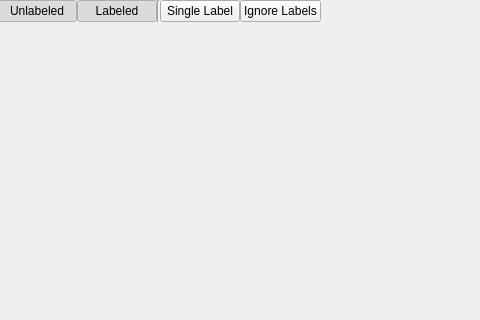
First picture: the form in gui/widgets/mainwindow.ui, repository gerbilvis/gerbil, before the edit; both pictures show x 118 to 598 and y 0 to 320 of the 1200 by 900 pixel window.
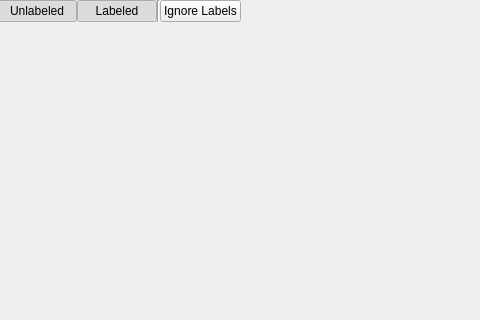
Second picture: the form after the edit. Icons and pictures are not drawn.

Commit message: Multi-label selecting

```diff
--- a/gui/widgets/mainwindow.ui
+++ b/gui/widgets/mainwindow.ui
@@ -84,20 +84,6 @@
           </property>
          </widget>
         </item>
-        <item>
-         <widget class="QPushButton" name="singleButton">
-          <property name="toolTip">
-           <string>Show vectors of one label
-(hover over pixel in band view to select label)</string>
-          </property>
-          <property name="text">
-           <string>Single Label</string>
-          </property>
-          <property name="checkable">
-           <bool>true</bool>
-          </property>
-         </widget>
-        </item>
         <item>
          <widget class="QPushButton" name="ignoreButton">
           <property name="toolTip">
```
The commit also changes 14 other files.
